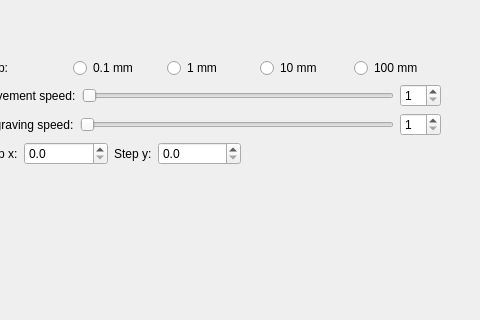
CommName/Cengrave, file mainwindow/settings.ui: the form before one commit; both pictures show x 180 to 660 and y 0 to 320 of the 660 by 455 pixel window.
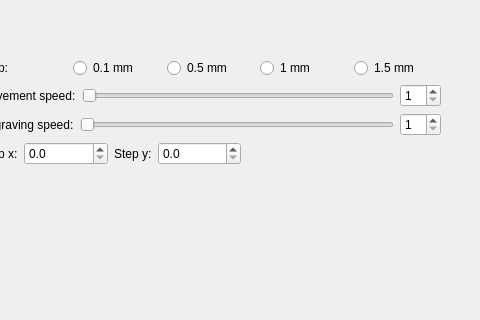
The form after the commit. The open tabs and pages were chosen to show the change.

Commit message: loading settings

```diff
--- a/mainwindow/settings.ui
+++ b/mainwindow/settings.ui
@@ -110,6 +110,13 @@
           </property>
          </widget>
         </item>
+        <item>
+         <widget class="QRadioButton" name="step05mm">
+          <property name="text">
+           <string>0.5 mm</string>
+          </property>
+         </widget>
+        </item>
         <item>
          <widget class="QRadioButton" name="step1mm">
           <property name="text">
@@ -120,14 +127,7 @@
         <item>
          <widget class="QRadioButton" name="step10mm">
           <property name="text">
-           <string>10 mm</string>
-          </property>
-         </widget>
-        </item>
-        <item>
-         <widget class="QRadioButton" name="step100mm">
-          <property name="text">
-           <string>100 mm</string>
+           <string>1.5 mm</string>
           </property>
          </widget>
         </item>
```
Left out of the diff: 18 changed lines with no effect on the pictures. The commit also changes 4 other files.
